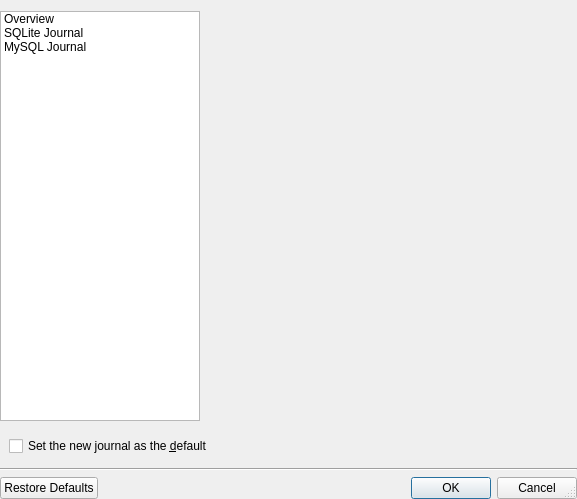
Above: ui/newjournalcreator.ui from pwizard2/robojournal before the change. Below: the same form after it.
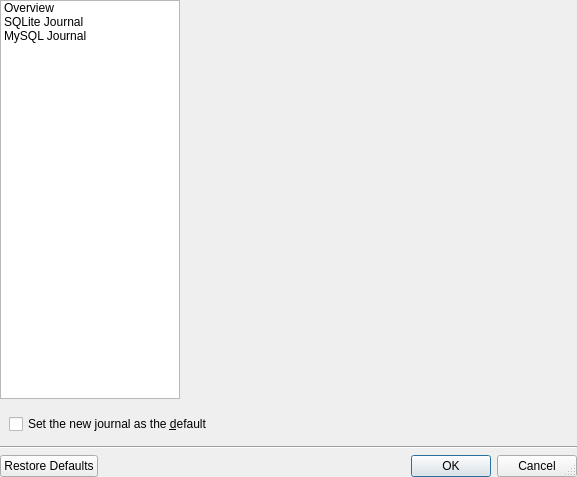
That is the form after the change. Icons and pictures are not drawn.

What changed in the file:
```diff
--- a/ui/newjournalcreator.ui
+++ b/ui/newjournalcreator.ui
@@ -7,7 +7,7 @@
     <x>0</x>
     <y>0</y>
     <width>577</width>
-    <height>499</height>
+    <height>477</height>
    </rect>
   </property>
   <property name="windowTitle">
@@ -21,13 +21,7 @@
    <bool>true</bool>
   </property>
   <layout class="QVBoxLayout" name="verticalLayout">
-   <property name="leftMargin">
-    <number>0</number>
-   </property>
-   <property name="rightMargin">
-    <number>0</number>
-   </property>
-   <property name="bottomMargin">
+   <property name="margin">
     <number>0</number>
    </property>
    <item>
@@ -37,9 +31,15 @@
      </property>
      <item>
       <widget class="QListWidget" name="DatabaseType">
+       <property name="minimumSize">
+        <size>
+         <width>140</width>
+         <height>0</height>
+        </size>
+       </property>
        <property name="maximumSize">
         <size>
-         <width>200</width>
+         <width>180</width>
          <height>16777215</height>
         </size>
        </property>
@@ -103,8 +103,8 @@
          <rect>
           <x>0</x>
           <y>0</y>
-          <width>369</width>
-          <height>397</height>
+          <width>389</width>
+          <height>392</height>
          </rect>
         </property>
        </widget>
```
